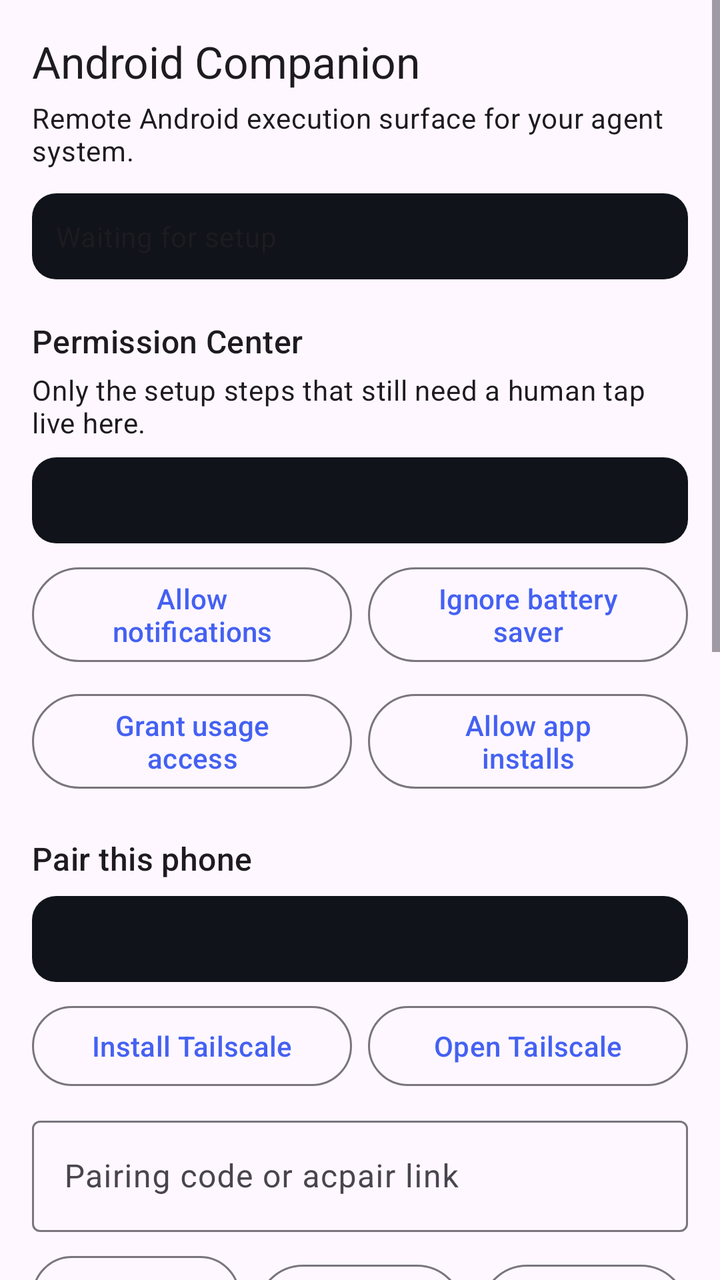
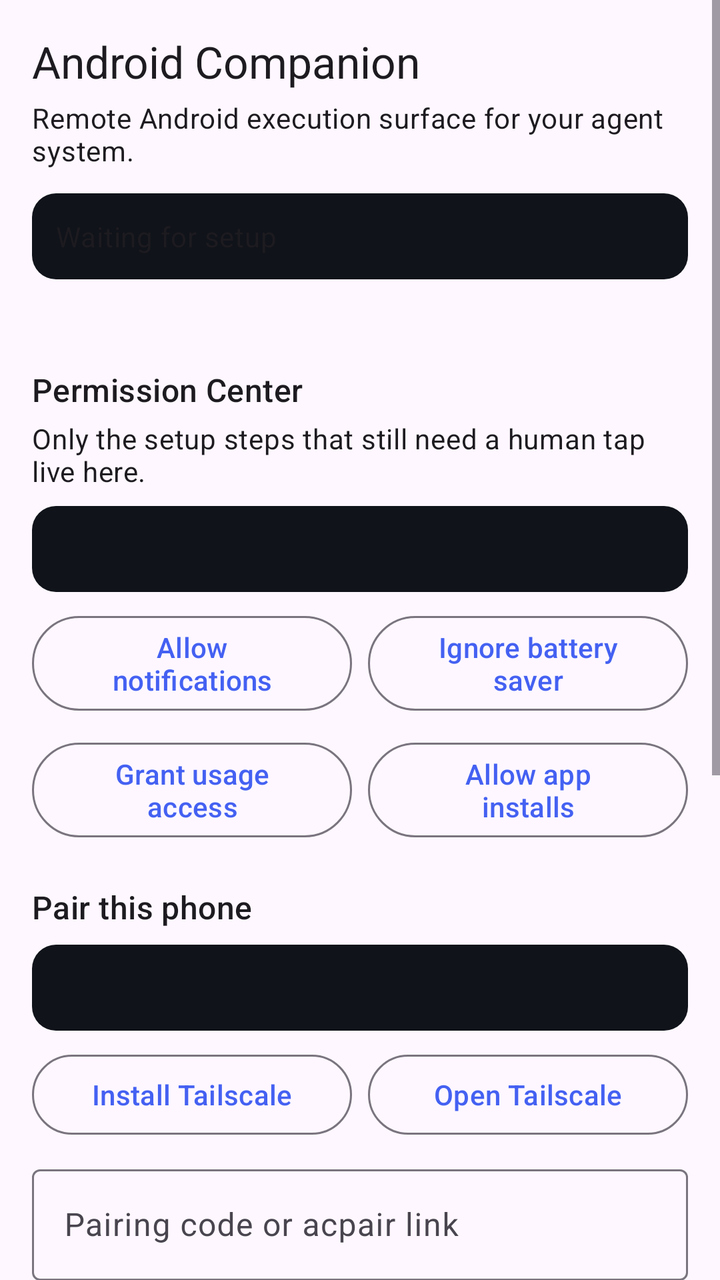

Screens rendered from an Android XML layout before and after an edit, with the pre-edit source and the edit as a unified diff.
<!-- AndroidManifest.xml: application theme Theme.AndroidCompanion -->
<!-- res/layout/activity_main.xml -->
<?xml version="1.0" encoding="utf-8"?>
<ScrollView xmlns:android="http://schemas.android.com/apk/res/android"
    android:layout_width="match_parent"
    android:layout_height="match_parent">

    <LinearLayout
        android:layout_width="match_parent"
        android:layout_height="wrap_content"
        android:orientation="vertical"
        android:padding="16dp">

        <TextView
            android:layout_width="wrap_content"
            android:layout_height="wrap_content"
            android:text="@string/home_title"
            android:textAppearance="@style/TextAppearance.Material3.TitleLarge" />

        <TextView
            android:layout_width="wrap_content"
            android:layout_height="wrap_content"
            android:layout_marginTop="4dp"
            android:text="@string/home_subtitle"
            android:textAppearance="@style/TextAppearance.Material3.BodyMedium" />

        <TextView
            android:id="@+id/remoteStatusOutput"
            android:layout_width="match_parent"
            android:layout_height="wrap_content"
            android:layout_marginTop="12dp"
            android:background="@drawable/result_background"
            android:padding="12dp"
            android:text="@string/remote_status_idle"
            android:textAppearance="@style/TextAppearance.Material3.BodyMedium"
            android:textIsSelectable="true" />

        <TextView
            android:layout_width="wrap_content"
            android:layout_height="wrap_content"
            android:layout_marginTop="20dp"
            android:text="@string/permissions_section_title"
            android:textAppearance="@style/TextAppearance.Material3.TitleMedium" />

        <TextView
            android:layout_width="match_parent"
            android:layout_height="wrap_content"
            android:layout_marginTop="4dp"
            android:text="@string/permissions_section_desc_compact"
            android:textAppearance="@style/TextAppearance.Material3.BodyMedium" />

        <TextView
            android:id="@+id/permissionStatusOutput"
            android:layout_width="match_parent"
            android:layout_height="wrap_content"
            android:layout_marginTop="8dp"
            android:background="@drawable/result_background"
            android:padding="12dp"
            android:textAppearance="@style/TextAppearance.Material3.BodyMedium"
            android:textIsSelectable="true" />

        <LinearLayout
            android:layout_width="match_parent"
            android:layout_height="wrap_content"
            android:layout_marginTop="8dp"
            android:orientation="horizontal">

            <com.google.android.material.button.MaterialButton
                android:id="@+id/allowNotificationsButton"
                style="@style/Widget.Material3.Button.OutlinedButton"
                android:layout_width="0dp"
                android:layout_height="wrap_content"
                android:layout_weight="1"
                android:text="@string/allow_notifications" />

            <Space
                android:layout_width="8dp"
                android:layout_height="1dp" />

            <com.google.android.material.button.MaterialButton
                android:id="@+id/batteryOptimizationButton"
                style="@style/Widget.Material3.Button.OutlinedButton"
                android:layout_width="0dp"
                android:layout_height="wrap_content"
                android:layout_weight="1"
                android:text="@string/battery_optimization_short" />
        </LinearLayout>

        <LinearLayout
            android:layout_width="match_parent"
            android:layout_height="wrap_content"
            android:layout_marginTop="8dp"
            android:orientation="horizontal">

            <com.google.android.material.button.MaterialButton
                android:id="@+id/grantUsageAccessButton"
                style="@style/Widget.Material3.Button.OutlinedButton"
                android:layout_width="0dp"
                android:layout_height="wrap_content"
                android:layout_weight="1"
                android:text="@string/grant_usage_access" />

            <Space
                android:layout_width="8dp"
                android:layout_height="1dp" />

            <com.google.android.material.button.MaterialButton
                android:id="@+id/allowInstallsButton"
                style="@style/Widget.Material3.Button.OutlinedButton"
                android:layout_width="0dp"
                android:layout_height="wrap_content"
                android:layout_weight="1"
                android:text="@string/allow_app_installs" />
        </LinearLayout>

        <TextView
            android:layout_width="wrap_content"
            android:layout_height="wrap_content"
            android:layout_marginTop="20dp"
            android:text="@string/pairing_section_title_compact"
            android:textAppearance="@style/TextAppearance.Material3.TitleMedium" />

        <TextView
            android:id="@+id/tailscaleStatusOutput"
            android:layout_width="match_parent"
            android:layout_height="wrap_content"
            android:layout_marginTop="8dp"
            android:background="@drawable/result_background"
            android:padding="12dp"
            android:textAppearance="@style/TextAppearance.Material3.BodyMedium"
            android:textIsSelectable="true" />

        <LinearLayout
            android:layout_width="match_parent"
            android:layout_height="wrap_content"
            android:layout_marginTop="8dp"
            android:orientation="horizontal">

            <com.google.android.material.button.MaterialButton
                android:id="@+id/installTailscaleButton"
                style="@style/Widget.Material3.Button.OutlinedButton"
                android:layout_width="0dp"
                android:layout_height="wrap_content"
                android:layout_weight="1"
                android:text="@string/install_tailscale" />

            <Space
                android:layout_width="8dp"
                android:layout_height="1dp" />

            <com.google.android.material.button.MaterialButton
                android:id="@+id/openTailscaleButton"
                style="@style/Widget.Material3.Button.OutlinedButton"
                android:layout_width="0dp"
                android:layout_height="wrap_content"
                android:layout_weight="1"
                android:text="@string/open_tailscale" />
        </LinearLayout>

        <com.google.android.material.textfield.TextInputLayout
            android:layout_width="match_parent"
            android:layout_height="wrap_content"
            android:layout_marginTop="8dp"
            android:hint="@string/hint_pairing_code">

            <com.google.android.material.textfield.TextInputEditText
                android:id="@+id/pairingCodeInput"
                android:layout_width="match_parent"
                android:layout_height="wrap_content"
                android:inputType="textUri" />
        </com.google.android.material.textfield.TextInputLayout>

        <LinearLayout
            android:layout_width="match_parent"
            android:layout_height="wrap_content"
            android:layout_marginTop="8dp"
            android:orientation="horizontal">

            <com.google.android.material.button.MaterialButton
                android:id="@+id/scanPairingQrButton"
                style="@style/Widget.Material3.Button.OutlinedButton"
                android:layout_width="0dp"
                android:layout_height="wrap_content"
                android:layout_weight="1"
                android:text="@string/scan_qr_short" />

            <Space
                android:layout_width="8dp"
                android:layout_height="1dp" />

            <com.google.android.material.button.MaterialButton
                android:id="@+id/importPairingImageButton"
                style="@style/Widget.Material3.Button.OutlinedButton"
                android:layout_width="0dp"
                android:layout_height="wrap_content"
                android:layout_weight="1"
                android:text="@string/import_qr_image_short" />

            <Space
                android:layout_width="8dp"
                android:layout_height="1dp" />

            <com.google.android.material.button.MaterialButton
                android:id="@+id/importPairingCodeButton"
                style="@style/Widget.Material3.Button.OutlinedButton"
                android:layout_width="0dp"
                android:layout_height="wrap_content"
                android:layout_weight="1"
                android:text="@string/import_code_short" />
        </LinearLayout>

        <TextView
            android:layout_width="wrap_content"
            android:layout_height="wrap_content"
            android:layout_marginTop="20dp"
            android:text="@string/remote_section_title_compact"
            android:textAppearance="@style/TextAppearance.Material3.TitleMedium" />

        <TextView
            android:layout_width="match_parent"
            android:layout_height="wrap_content"
            android:layout_marginTop="4dp"
            android:text="@string/remote_section_desc_compact"
            android:textAppearance="@style/TextAppearance.Material3.BodyMedium" />

        <com.google.android.material.textfield.TextInputLayout
            android:layout_width="match_parent"
            android:layout_height="wrap_content"
            android:layout_marginTop="8dp"
            android:hint="@string/hint_remote_base_url">

            <com.google.android.material.textfield.TextInputEditText
                android:id="@+id/remoteBaseUrlInput"
                android:layout_width="match_parent"
                android:layout_height="wrap_content" />
        </com.google.android.material.textfield.TextInputLayout>

        <com.google.android.material.textfield.TextInputLayout
            android:layout_width="match_parent"
            android:layout_height="wrap_content"
            android:layout_marginTop="8dp"
            android:hint="@string/hint_device_id">

            <com.google.android.material.textfield.TextInputEditText
                android:id="@+id/remoteDeviceIdInput"
                android:layout_width="match_parent"
                android:layout_height="wrap_content" />
        </com.google.android.material.textfield.TextInputLayout>

        <com.google.android.material.textfield.TextInputLayout
            android:layout_width="match_parent"
            android:layout_height="wrap_content"
            android:layout_marginTop="8dp"
            android:hint="@string/hint_token">

            <com.google.android.material.textfield.TextInputEditText
                android:id="@+id/remoteTokenInput"
                android:layout_width="match_parent"
                android:layout_height="wrap_content" />
        </com.google.android.material.textfield.TextInputLayout>

        <com.google.android.material.textfield.TextInputLayout
            android:layout_width="match_parent"
            android:layout_height="wrap_content"
            android:layout_marginTop="8dp"
            android:hint="@string/hint_poll_interval">

            <com.google.android.material.textfield.TextInputEditText
                android:id="@+id/remotePollSecondsInput"
                android:layout_width="match_parent"
                android:layout_height="wrap_content"
                android:inputType="number" />
        </com.google.android.material.textfield.TextInputLayout>

        <LinearLayout
            android:layout_width="match_parent"
            android:layout_height="wrap_content"
            android:layout_marginTop="12dp"
            android:orientation="horizontal">

            <com.google.android.material.button.MaterialButton
                android:id="@+id/testRemoteConnectionButton"
                style="@style/Widget.Material3.Button.OutlinedButton"
                android:layout_width="0dp"
                android:layout_height="wrap_content"
                android:layout_weight="1"
                android:text="@string/test_connection" />

            <Space
                android:layout_width="8dp"
                android:layout_height="1dp" />

            <com.google.android.material.button.MaterialButton
                android:id="@+id/registerRemoteButton"
                style="@style/Widget.Material3.Button.OutlinedButton"
                android:layout_width="0dp"
                android:layout_height="wrap_content"
                android:layout_weight="1"
                android:text="@string/register_device" />

            <Space
                android:layout_width="8dp"
                android:layout_height="1dp" />

            <com.google.android.material.button.MaterialButton
                android:id="@+id/startRemoteButton"
                android:layout_width="0dp"
                android:layout_height="wrap_content"
                android:layout_weight="1"
                android:text="@string/start_remote" />
        </LinearLayout>

        <LinearLayout
            android:layout_width="match_parent"
            android:layout_height="wrap_content"
            android:layout_marginTop="8dp"
            android:orientation="horizontal">

            <com.google.android.material.button.MaterialButton
                android:id="@+id/stopRemoteButton"
                style="@style/Widget.Material3.Button.OutlinedButton"
                android:layout_width="0dp"
                android:layout_height="wrap_content"
                android:layout_weight="1"
                android:text="@string/stop_remote" />

            <Space
                android:layout_width="8dp"
                android:layout_height="1dp" />

            <com.google.android.material.button.MaterialButton
                android:id="@+id/saveRemoteConfigButton"
                style="@style/Widget.Material3.Button.OutlinedButton"
                android:layout_width="0dp"
                android:layout_height="wrap_content"
                android:layout_weight="1"
                android:text="@string/save" />
        </LinearLayout>

        <com.google.android.material.button.MaterialButton
            android:id="@+id/advancedToggleButton"
            style="@style/Widget.Material3.Button.TextButton"
            android:layout_width="wrap_content"
            android:layout_height="wrap_content"
            android:layout_marginTop="16dp"
            android:text="@string/show_advanced" />

        <LinearLayout
            android:id="@+id/advancedSection"
            android:layout_width="match_parent"
            android:layout_height="wrap_content"
            android:orientation="vertical"
            android:visibility="gone">

            <TextView
                android:id="@+id/versionOutput"
                android:layout_width="match_parent"
                android:layout_height="wrap_content"
                android:layout_marginTop="8dp"
                android:background="@drawable/result_background"
                android:padding="12dp"
                android:textAppearance="@style/TextAppearance.Material3.BodySmall"
                android:textIsSelectable="true" />

            <TextView
                android:layout_width="wrap_content"
                android:layout_height="wrap_content"
                android:layout_marginTop="16dp"
                android:text="@string/language_section_title"
                android:textAppearance="@style/TextAppearance.Material3.TitleMedium" />

            <RadioGroup
                android:id="@+id/languageRadioGroup"
                android:layout_width="match_parent"
                android:layout_height="wrap_content"
                android:layout_marginTop="8dp"
                android:orientation="horizontal">

                <com.google.android.material.radiobutton.MaterialRadioButton
                    android:id="@+id/languageSystemRadio"
                    android:layout_width="wrap_content"
                    android:layout_height="wrap_content"
                    android:text="@string/language_system" />

                <com.google.android.material.radiobutton.MaterialRadioButton
                    android:id="@+id/languageKoRadio"
                    android:layout_width="wrap_content"
                    android:layout_height="wrap_content"
                    android:layout_marginStart="16dp"
                    android:text="@string/language_korean" />

                <com.google.android.material.radiobutton.MaterialRadioButton
                    android:id="@+id/languageEnRadio"
                    android:layout_width="wrap_content"
                    android:layout_height="wrap_content"
                    android:layout_marginStart="16dp"
                    android:text="@string/language_english" />
            </RadioGroup>

            <TextView
                android:layout_width="wrap_content"
                android:layout_height="wrap_content"
                android:layout_marginTop="16dp"
                android:text="@string/update_section_title"
                android:textAppearance="@style/TextAppearance.Material3.TitleMedium" />

            <LinearLayout
                android:layout_width="match_parent"
                android:layout_height="wrap_content"
                android:layout_marginTop="8dp"
                android:orientation="horizontal">

                <com.google.android.material.button.MaterialButton
                    android:id="@+id/checkUpdateButton"
                    style="@style/Widget.Material3.Button.OutlinedButton"
                    android:layout_width="0dp"
                    android:layout_height="wrap_content"
                    android:layout_weight="1"
                    android:text="@string/check_update" />

                <Space
                    android:layout_width="8dp"
                    android:layout_height="1dp" />

                <com.google.android.material.button.MaterialButton
                    android:id="@+id/updateNowButton"
                    android:layout_width="0dp"
                    android:layout_height="wrap_content"
                    android:layout_weight="1"
                    android:text="@string/update_now" />
            </LinearLayout>

            <TextView
                android:id="@+id/updateStatusOutput"
                android:layout_width="match_parent"
                android:layout_height="wrap_content"
                android:layout_marginTop="8dp"
                android:background="@drawable/result_background"
                android:padding="12dp"
                android:text="@string/update_status_unknown"
                android:textAppearance="@style/TextAppearance.Material3.BodySmall"
                android:textIsSelectable="true" />

            <TextView
                android:layout_width="wrap_content"
                android:layout_height="wrap_content"
                android:layout_marginTop="16dp"
                android:text="@string/manual_section_title"
                android:textAppearance="@style/TextAppearance.Material3.TitleMedium" />

            <com.google.android.material.textfield.TextInputLayout
                android:layout_width="match_parent"
                android:layout_height="wrap_content"
                android:layout_marginTop="8dp"
                android:hint="@string/hint_json_command">

                <com.google.android.material.textfield.TextInputEditText
                    android:id="@+id/commandInput"
                    android:layout_width="match_parent"
                    android:layout_height="220dp"
                    android:gravity="top|start"
                    android:inputType="textMultiLine"
                    android:text='{
  "action": "health_ping",
  "params": {}
}' />
            </com.google.android.material.textfield.TextInputLayout>

            <com.google.android.material.button.MaterialButton
                android:id="@+id/executeButton"
                android:layout_width="match_parent"
                android:layout_height="wrap_content"
                android:layout_marginTop="12dp"
                android:text="@string/execute_command" />

            <LinearLayout
                android:layout_width="match_parent"
                android:layout_height="wrap_content"
                android:layout_marginTop="12dp"
                android:orientation="horizontal">

                <com.google.android.material.button.MaterialButton
                    android:id="@+id/samplePingButton"
                    style="@style/Widget.Material3.Button.OutlinedButton"
                    android:layout_width="0dp"
                    android:layout_height="wrap_content"
                    android:layout_weight="1"
                    android:text="@string/sample_ping" />

                <Space
                    android:layout_width="8dp"
                    android:layout_height="1dp" />

                <com.google.android.material.button.MaterialButton
                    android:id="@+id/sampleListAppsButton"
                    style="@style/Widget.Material3.Button.OutlinedButton"
                    android:layout_width="0dp"
                    android:layout_height="wrap_content"
                    android:layout_weight="1"
                    android:text="@string/sample_apps" />

                <Space
                    android:layout_width="8dp"
                    android:layout_height="1dp" />

                <com.google.android.material.button.MaterialButton
                    android:id="@+id/sampleUpdateButton"
                    style="@style/Widget.Material3.Button.OutlinedButton"
                    android:layout_width="0dp"
                    android:layout_height="wrap_content"
                    android:layout_weight="1"
                    android:text="@string/sample_update" />
            </LinearLayout>

            <TextView
                android:layout_width="wrap_content"
                android:layout_height="wrap_content"
                android:layout_marginTop="16dp"
                android:text="@string/result_section_title"
                android:textAppearance="@style/TextAppearance.Material3.TitleMedium" />

            <TextView
                android:id="@+id/resultOutput"
                android:layout_width="match_parent"
                android:layout_height="wrap_content"
                android:layout_marginTop="8dp"
                android:background="@drawable/result_background"
                android:fontFamily="monospace"
                android:padding="12dp"
                android:textAppearance="@style/TextAppearance.Material3.BodySmall"
                android:textIsSelectable="true" />

            <TextView
                android:layout_width="wrap_content"
                android:layout_height="wrap_content"
                android:layout_marginTop="16dp"
                android:text="@string/logs_section_title"
                android:textAppearance="@style/TextAppearance.Material3.TitleMedium" />

            <TextView
                android:id="@+id/recentLogsOutput"
                android:layout_width="match_parent"
                android:layout_height="wrap_content"
                android:layout_marginTop="8dp"
                android:background="@drawable/result_background"
                android:fontFamily="monospace"
                android:padding="12dp"
                android:textAppearance="@style/TextAppearance.Material3.BodySmall"
                android:textIsSelectable="true" />
        </LinearLayout>
    </LinearLayout>
</ScrollView>
<!-- resources referenced by this layout -->
<resources>
  <!-- drawable result_background (drawable) -->
  <shape xmlns:android="http://schemas.android.com/apk/res/android" android:shape="rectangle">
      <solid android:color="#10131A" />
      <corners android:radius="12dp" />
  </shape>
  <string name="allow_app_installs">Allow app installs</string>
  <string name="allow_notifications">Allow notifications</string>
  <string name="battery_optimization_short">Ignore battery saver</string>
  <string name="check_update">Check update</string>
  <string name="execute_command">Execute command</string>
  <string name="grant_usage_access">Grant usage access</string>
  <string name="hint_device_id">Device ID (auto-generated)</string>
  <string name="hint_json_command">JSON command</string>
  <string name="hint_pairing_code">Pairing code or acpair link</string>
  <string name="hint_poll_interval">Poll interval seconds (default 10)</string>
  <string name="hint_remote_base_url">Remote base URL (imported from pairing or pasted manually)</string>
  <string name="hint_token">Bearer token (optional; leave blank on local/LAN dev)</string>
  <string name="home_subtitle">Remote Android execution surface for your agent system.</string>
  <string name="home_title">Android Companion</string>
  <string name="import_code_short">Import code</string>
  <string name="import_qr_image_short">QR image</string>
  <string name="install_tailscale">Install Tailscale</string>
  <string name="language_english">English</string>
  <string name="language_korean">한국어</string>
  <string name="language_section_title">Language</string>
  <string name="language_system">System</string>
  <string name="logs_section_title">Recent command logs</string>
  <string name="manual_section_title">Manual command runner</string>
  <string name="open_tailscale">Open Tailscale</string>
  <string name="pairing_section_title_compact">Pair this phone</string>
  <string name="permissions_section_desc_compact">Only the setup steps that still need a human tap live here.</string>
  <string name="permissions_section_title">Permission Center</string>
  <string name="register_device">Register device</string>
  <string name="remote_section_desc_compact">Import pairing, test the bridge, then register and start remote polling.</string>
  <string name="remote_section_title_compact">Connect remote control</string>
  <string name="remote_status_idle">Waiting for setup</string>
  <string name="result_section_title">Result</string>
  <string name="sample_apps">Sample: Apps</string>
  <string name="sample_ping">Sample: Ping</string>
  <string name="sample_update">Sample: Update</string>
  <string name="save">Save</string>
  <string name="scan_qr_short">Scan QR</string>
  <string name="show_advanced">Show advanced</string>
  <string name="start_remote">Start remote</string>
  <string name="stop_remote">Stop remote</string>
  <string name="test_connection">Test connection</string>
  <string name="update_now">Update now</string>
  <string name="update_section_title">Update control</string>
  <string name="update_status_unknown">Update status unknown</string>
  <style name="Theme.AndroidCompanion" parent="Theme.Material3.DayNight.NoActionBar">
          <item name="colorPrimary">#4461F2</item>
          <item name="android:statusBarColor">@android:color/transparent</item>
          <item name="android:windowLightStatusBar" tools:targetApi="23">false</item>
      </style>
</resources>

<!-- the commit's change to res/layout/activity_main.xml (unified diff, before → after) -->
@@ -34,6 +34,14 @@
             android:textIsSelectable="true" />
 
         <TextView
+            android:id="@+id/statusMessageOutput"
+            android:layout_width="match_parent"
+            android:layout_height="wrap_content"
+            android:layout_marginTop="8dp"
+            android:textAppearance="@style/TextAppearance.Material3.BodySmall"
+            android:textIsSelectable="true" />
+
+        <TextView
             android:layout_width="wrap_content"
             android:layout_height="wrap_content"
             android:layout_marginTop="20dp"
@@ -221,54 +229,70 @@
             android:text="@string/remote_section_desc_compact"
             android:textAppearance="@style/TextAppearance.Material3.BodyMedium" />
 
-        <com.google.android.material.textfield.TextInputLayout
-            android:layout_width="match_parent"
-            android:layout_height="wrap_content"
-            android:layout_marginTop="8dp"
-            android:hint="@string/hint_remote_base_url">
-
-            <com.google.android.material.textfield.TextInputEditText
-                android:id="@+id/remoteBaseUrlInput"
-                android:layout_width="match_parent"
-                android:layout_height="wrap_content" />
-        </com.google.android.material.textfield.TextInputLayout>
-
-        <com.google.android.material.textfield.TextInputLayout
-            android:layout_width="match_parent"
-            android:layout_height="wrap_content"
-            android:layout_marginTop="8dp"
-            android:hint="@string/hint_device_id">
-
-            <com.google.android.material.textfield.TextInputEditText
-                android:id="@+id/remoteDeviceIdInput"
-                android:layout_width="match_parent"
-                android:layout_height="wrap_content" />
-        </com.google.android.material.textfield.TextInputLayout>
-
-        <com.google.android.material.textfield.TextInputLayout
-            android:layout_width="match_parent"
-            android:layout_height="wrap_content"
-            android:layout_marginTop="8dp"
-            android:hint="@string/hint_token">
-
-            <com.google.android.material.textfield.TextInputEditText
-                android:id="@+id/remoteTokenInput"
-                android:layout_width="match_parent"
-                android:layout_height="wrap_content" />
-        </com.google.android.material.textfield.TextInputLayout>
-
-        <com.google.android.material.textfield.TextInputLayout
-            android:layout_width="match_parent"
-            android:layout_height="wrap_content"
-            android:layout_marginTop="8dp"
-            android:hint="@string/hint_poll_interval">
-
-            <com.google.android.material.textfield.TextInputEditText
-                android:id="@+id/remotePollSecondsInput"
-                android:layout_width="match_parent"
-                android:layout_height="wrap_content"
-                android:inputType="number" />
-        </com.google.android.material.textfield.TextInputLayout>
+        <com.google.android.material.button.MaterialButton
+            android:id="@+id/connectionDetailsToggleButton"
+            style="@style/Widget.Material3.Button.TextButton"
+            android:layout_width="wrap_content"
+            android:layout_height="wrap_content"
+            android:layout_marginTop="4dp"
+            android:text="@string/show_connection_details" />
+
+        <LinearLayout
+            android:id="@+id/connectionDetailsSection"
+            android:layout_width="match_parent"
+            android:layout_height="wrap_content"
+            android:orientation="vertical"
+            android:visibility="gone">
+
+            <com.google.android.material.textfield.TextInputLayout
+                android:layout_width="match_parent"
+                android:layout_height="wrap_content"
+                android:layout_marginTop="8dp"
+                android:hint="@string/hint_remote_base_url">
+
+                <com.google.android.material.textfield.TextInputEditText
+                    android:id="@+id/remoteBaseUrlInput"
+                    android:layout_width="match_parent"
+                    android:layout_height="wrap_content" />
+            </com.google.android.material.textfield.TextInputLayout>
+
+            <com.google.android.material.textfield.TextInputLayout
+                android:layout_width="match_parent"
+                android:layout_height="wrap_content"
+                android:layout_marginTop="8dp"
+                android:hint="@string/hint_device_id">
+
+                <com.google.android.material.textfield.TextInputEditText
+                    android:id="@+id/remoteDeviceIdInput"
+                    android:layout_width="match_parent"
+                    android:layout_height="wrap_content" />
+            </com.google.android.material.textfield.TextInputLayout>
+
+            <com.google.android.material.textfield.TextInputLayout
+                android:layout_width="match_parent"
+                android:layout_height="wrap_content"
+                android:layout_marginTop="8dp"
+                android:hint="@string/hint_token">
+
+                <com.google.android.material.textfield.TextInputEditText
+                    android:id="@+id/remoteTokenInput"
+                    android:layout_width="match_parent"
+                    android:layout_height="wrap_content" />
+            </com.google.android.material.textfield.TextInputLayout>
+
+            <com.google.android.material.textfield.TextInputLayout
+                android:layout_width="match_parent"
+                android:layout_height="wrap_content"
+                android:layout_marginTop="8dp"
+                android:hint="@string/hint_poll_interval">
+
+                <com.google.android.material.textfield.TextInputEditText
+                    android:id="@+id/remotePollSecondsInput"
+                    android:layout_width="match_parent"
+                    android:layout_height="wrap_content"
+                    android:inputType="number" />
+            </com.google.android.material.textfield.TextInputLayout>
+        </LinearLayout>
 
         <LinearLayout
             android:layout_width="match_parent"
<!-- resource entries referenced after the edit -->
@@ -43,6 +43,7 @@
   <string name="save">Save</string>
   <string name="scan_qr_short">Scan QR</string>
   <string name="show_advanced">Show advanced</string>
+  <string name="show_connection_details">Show connection details</string>
   <string name="start_remote">Start remote</string>
   <string name="stop_remote">Stop remote</string>
   <string name="test_connection">Test connection</string>
